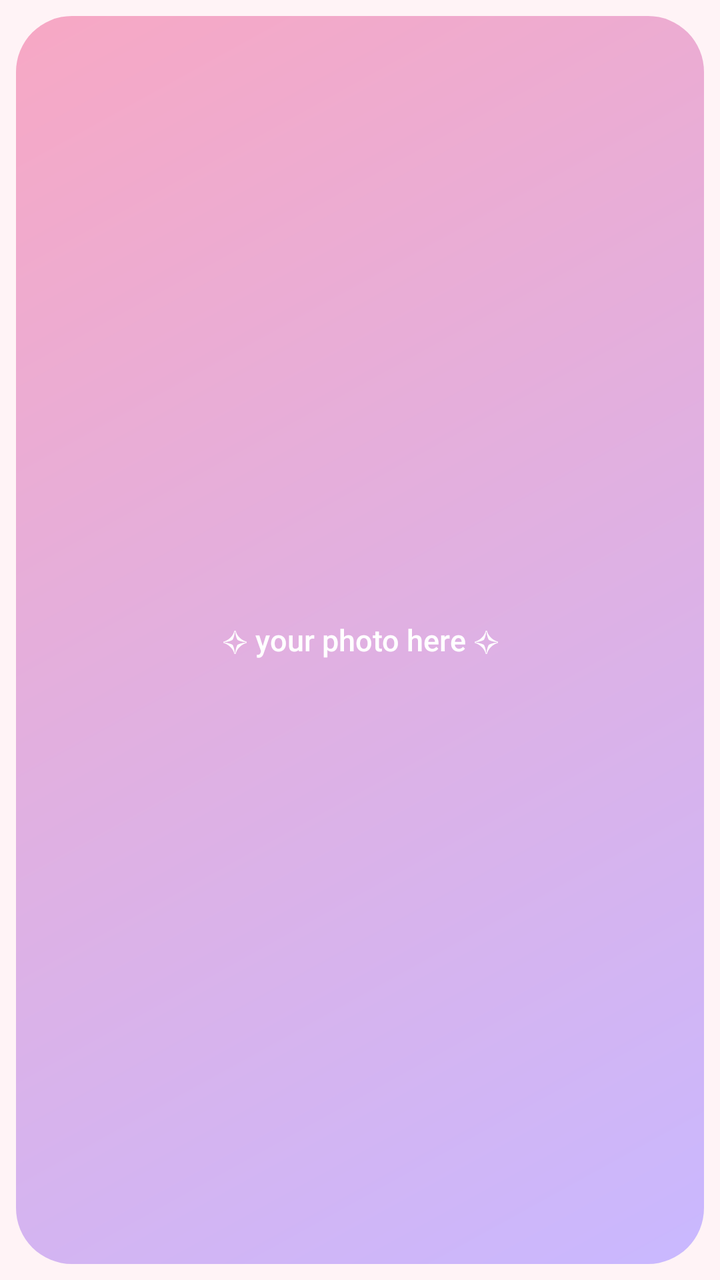
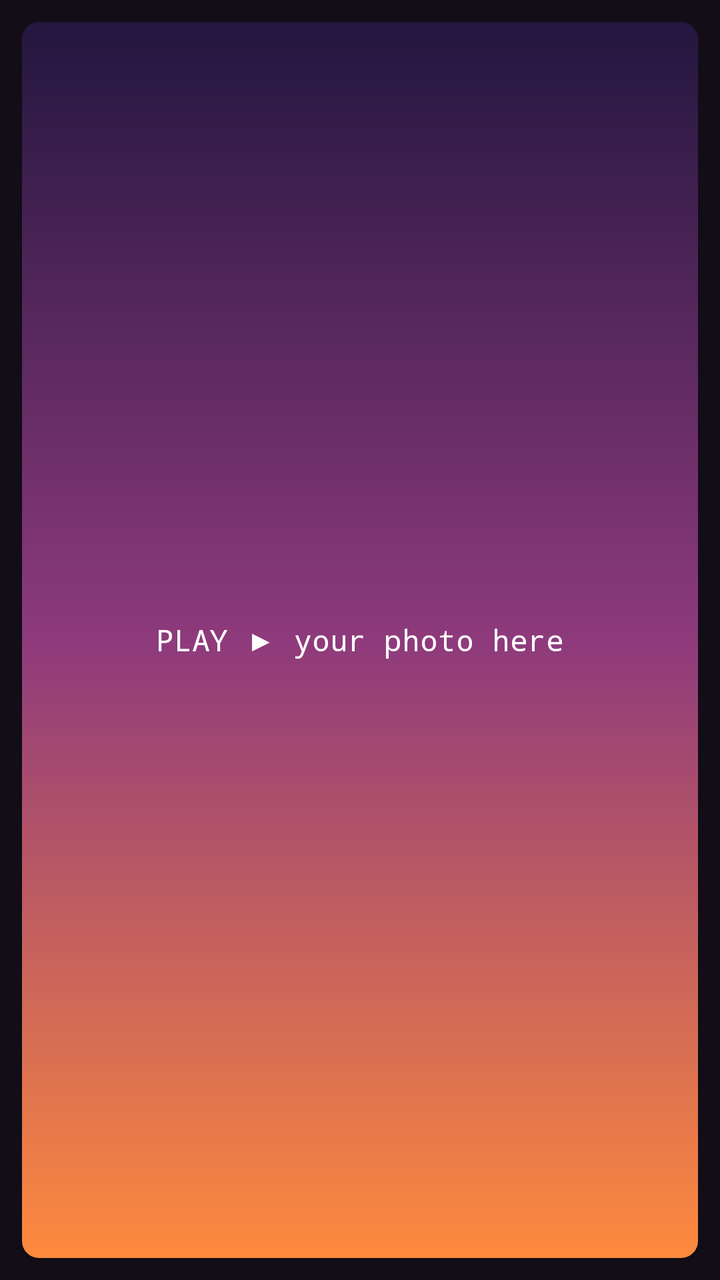

Compare the two renders of this Android layout. The source of the first and the diff that turns it into the second are given below.
<!-- AndroidManifest.xml: application theme Theme.Djungleskwidgets -->
<!-- res/layout/widget_preview.xml -->
<?xml version="1.0" encoding="utf-8"?>
<FrameLayout xmlns:android="http://schemas.android.com/apk/res/android"
    android:layout_width="match_parent"
    android:layout_height="match_parent"
    android:padding="8dp">

    <FrameLayout
        android:layout_width="match_parent"
        android:layout_height="match_parent"
        android:background="@drawable/widget_preview_bg">

        <TextView
            android:layout_width="wrap_content"
            android:layout_height="wrap_content"
            android:layout_gravity="center"
            android:fontFamily="sans-serif-medium"
            android:gravity="center"
            android:text="@string/widget_preview_text"
            android:textColor="#FFFFFFFF"
            android:textSize="15sp" />
    </FrameLayout>

</FrameLayout>
<!-- resources referenced by this layout -->
<resources>
  <!-- drawable widget_preview_bg (drawable) -->
  <?xml version="1.0" encoding="utf-8"?>
  <shape xmlns:android="http://schemas.android.com/apk/res/android"
      android:shape="rectangle">
      <corners android:radius="28dp" />
      <gradient
          android:angle="315"
          android:endColor="#FFC9B8FF"
          android:startColor="#FFF7A8C4" />
  </shape>
  <string name="widget_preview_text">✧ your photo here ✧</string>
  <style name="Theme.Djungleskwidgets" parent="android:Theme.Material.Light.NoActionBar">
          <item name="android:windowBackground">@color/djungleskwidgets_blush</item>
          <item name="android:statusBarColor">@android:color/transparent</item>
          <item name="android:navigationBarColor">@android:color/transparent</item>
      </style>
  <color name="djungleskwidgets_blush">#FFFFF3F6</color>
</resources>

<!-- the commit's change to res/layout/widget_preview.xml (unified diff, before → after) -->
@@ -13,7 +13,7 @@
             android:layout_width="wrap_content"
             android:layout_height="wrap_content"
             android:layout_gravity="center"
-            android:fontFamily="sans-serif-medium"
+            android:fontFamily="monospace"
             android:gravity="center"
             android:text="@string/widget_preview_text"
             android:textColor="#FFFFFFFF"
<!-- resource entries referenced after the edit -->
@@ -4,18 +4,22 @@
   <?xml version="1.0" encoding="utf-8"?>
   <shape xmlns:android="http://schemas.android.com/apk/res/android"
       android:shape="rectangle">
-      <corners android:radius="28dp" />
+      <corners android:radius="10dp" />
       <gradient
-          android:angle="315"
-          android:endColor="#FFC9B8FF"
-          android:startColor="#FFF7A8C4" />
+          android:angle="270"
+          android:centerColor="#FF8E3A7C"
+          android:endColor="#FFFF8A3D"
+          android:startColor="#FF22163F" />
+      <stroke
+          android:width="3dp"
+          android:color="#FF120D16" />
   </shape>
-  <string name="widget_preview_text">✧ your photo here ✧</string>
-  <style name="Theme.Djungleskwidgets" parent="android:Theme.Material.Light.NoActionBar">
-          <item name="android:windowBackground">@color/djungleskwidgets_blush</item>
+  <string name="widget_preview_text">PLAY ▶ your photo here</string>
+  <style name="Theme.Djungleskwidgets" parent="android:Theme.Material.NoActionBar">
+          <item name="android:windowBackground">@color/djungleskwidgets_backdrop</item>
           <item name="android:statusBarColor">@android:color/transparent</item>
           <item name="android:navigationBarColor">@android:color/transparent</item>
       </style>
-  <color name="djungleskwidgets_blush">#FFFFF3F6</color>
+  <color name="djungleskwidgets_backdrop">#FF120D16</color>
 </resources>
 
